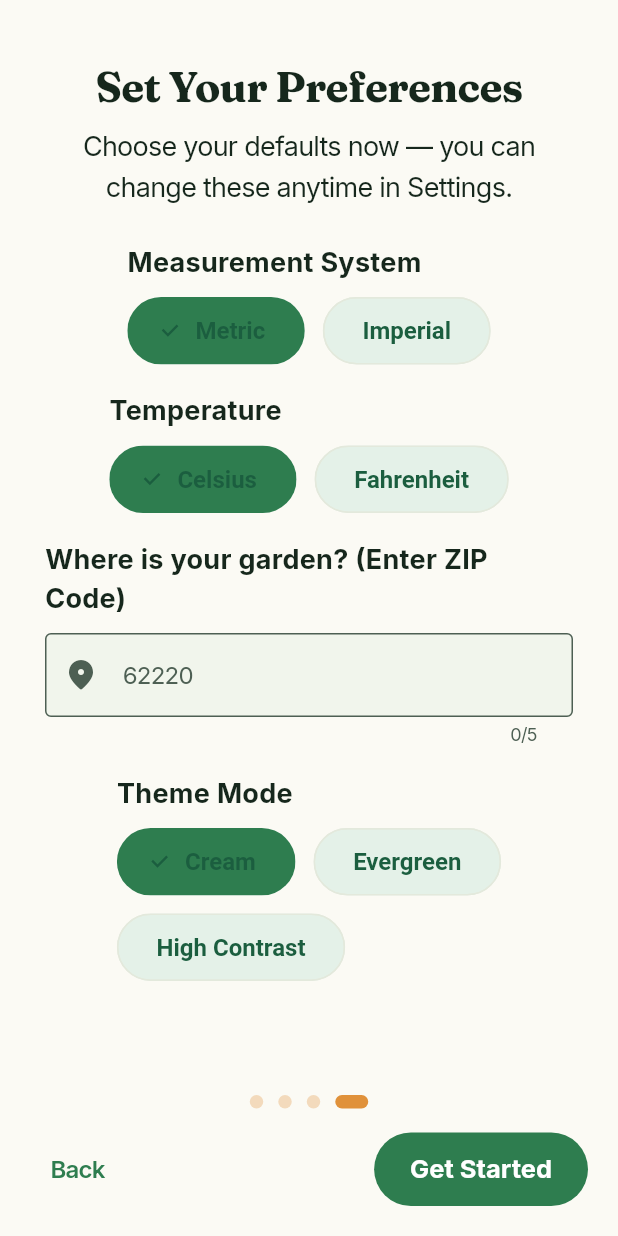
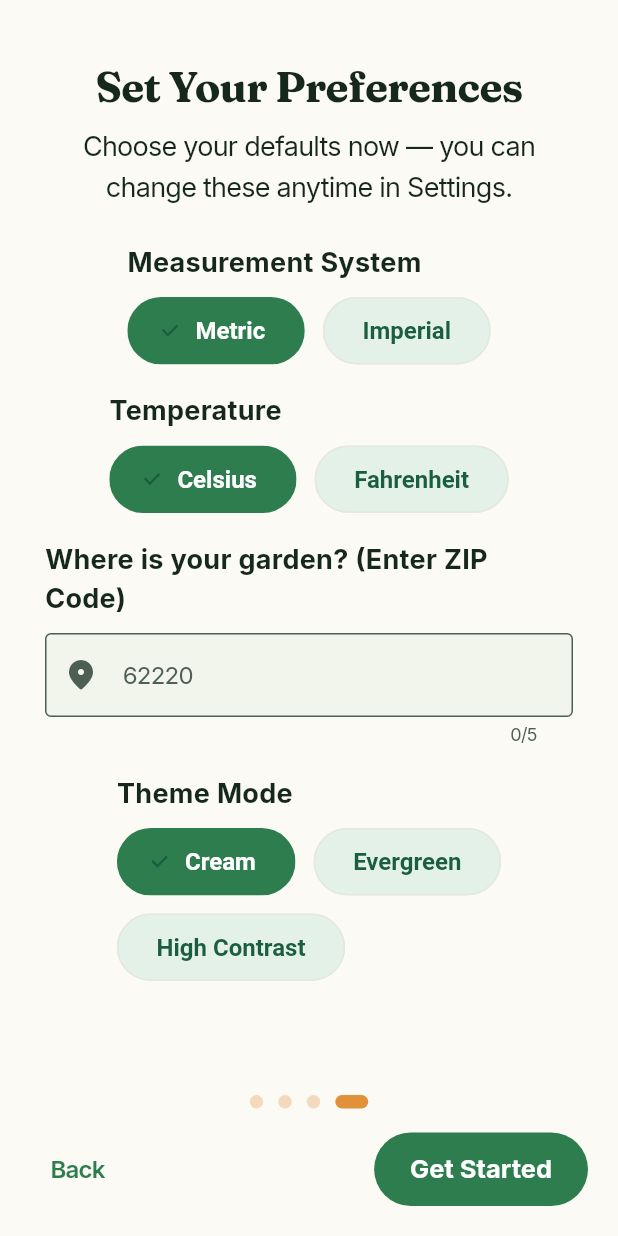
Before and after one commit to royabby365/botanisht, a Flutter app: the OnboardingScreen screen opened directly, swiped to page 4, on a phone screen of 412 x 824 dp. Run offline on Flutter 3.47's test engine with Material 3 defaults, Android fonts, the phone set to English and light mode, and no system bars; our stand-ins replace cached_network_image, flutter_local_notifications, flutter_riverpod, flutter_svg, isar; accounts and stored records are empty; generated files the repository leaves out were written again.

Commit message:
release(v3.2.1): fix sidebar kerning + invisible onboarding chip text
- Drawer 'Settings' title: Inter sans (was Fraunces, which renders uneven/wide
  letter spacing at small sizes) — sidebar kerning fixed
- Chip label colors now WidgetStateColor (state-aware): selected chip text was
  invisible in Evergreen (#5CC98A on #5CC98A) and low-contrast in Cream
  (2.3:1); now white-on-dark (cream) and dark-on-bright (evergreen),
  black-on-gold in high contrast
- Onboarding zone cards: 160px wide, 18px labels, maxLines guards — no more
  'Diagnos tics' split or clipped subtitles

```diff
--- a/lib/screens/onboarding_screen.dart
+++ b/lib/screens/onboarding_screen.dart
@@ -210,7 +210,7 @@
             children: zones
                 .map(
                   (z) => SizedBox(
-                    width: 140,
+                    width: 160,
                     child: Card(
                       child: Padding(
                         padding: const EdgeInsets.all(16),
@@ -222,16 +222,21 @@
                             Text(
                               z.label,
                               style: const TextStyle(
-                                fontSize: 20,
+                                fontSize: 18,
                                 fontWeight: FontWeight.w700,
                               ),
+                              maxLines: 1,
+                              overflow: TextOverflow.ellipsis,
+                              textAlign: TextAlign.center,
                             ),
                             const SizedBox(height: 4),
                             Text(
                               z.subtitle,
                               style: theme.textTheme.bodyMedium!.copyWith(
-                                fontSize: 14,
+                                fontSize: 13,
                               ),
+                              maxLines: 2,
+                              overflow: TextOverflow.ellipsis,
                               textAlign: TextAlign.center,
                             ),
                           ],
--- a/pubspec.yaml
+++ b/pubspec.yaml
@@ -15,7 +15,7 @@
 # Read more about iOS versioning at https://developer.apple.com/library/archive/documentation/General/Reference/InfoPlistKeyReference/Articles/CoreFoundationKeys.html
 # In Windows, build-name is used as the major, minor, and patch parts
 # of the product and file versions while build-number is used as the build suffix.
-version: 3.2.0+7
+version: 3.2.1+8
 
 environment:
   sdk: ^3.5.3
```
Also changed, not shown: lib/core/theme/app_theme.dart (+34 -6 lines), lib/screens/home_screen.dart (+7 -1 lines).
